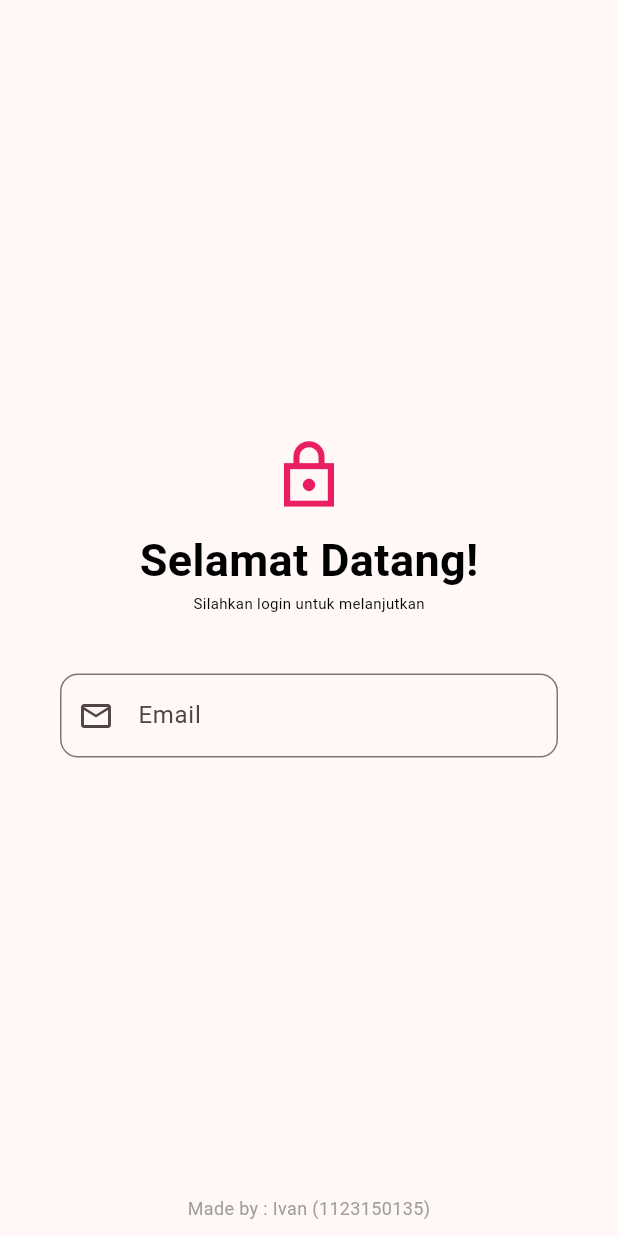
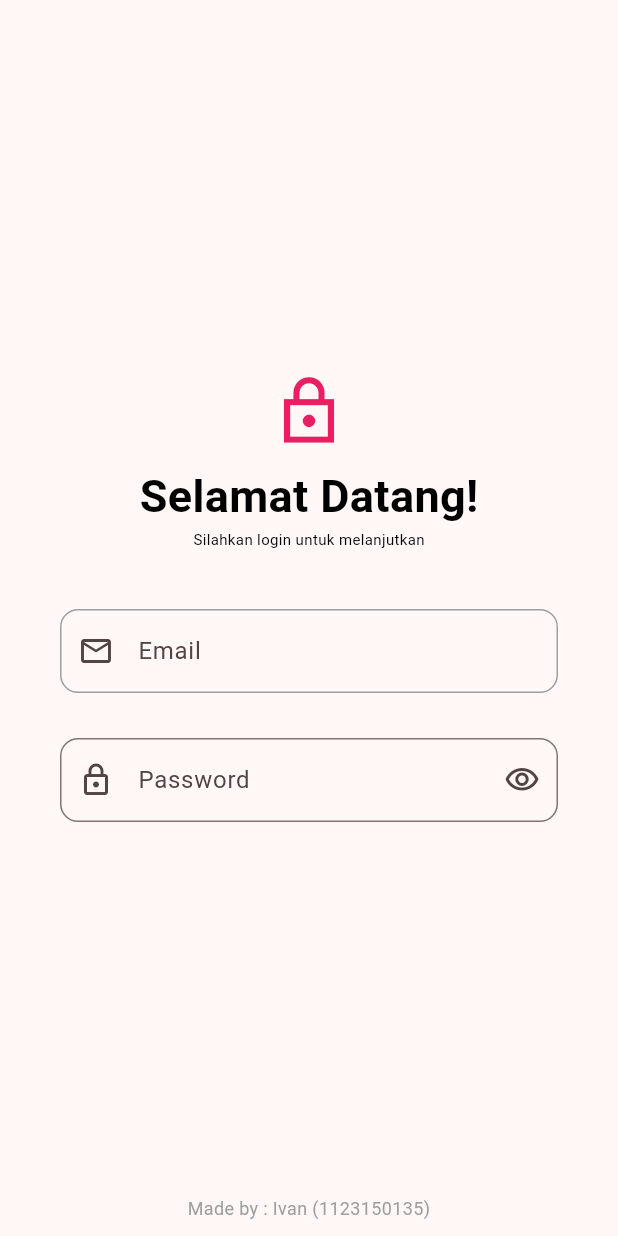
Before and after one commit to GUYwithPTSD/KB1179-1123150135-uts, a Flutter app: the screen it shows after launch, on a phone screen of 412 x 824 dp. Run offline on Flutter 3.47's test engine with Material 3 defaults, Android fonts, the phone set to English and light mode, and no system bars.

Commit message:
membuat text field mengisi password

```diff
--- a/lib/login.dart
+++ b/lib/login.dart
@@ -50,6 +50,29 @@ class Login extends StatelessWidget {
                     border: OutlineInputBorder(
                       borderRadius: BorderRadius.all(Radius.circular(12.0)),
                     ),
+                    enabledBorder: OutlineInputBorder(
+                      borderSide: BorderSide(color: Colors.grey),
+                      borderRadius: BorderRadius.all(Radius.circular(12.0)),
+                    ),
+                    focusedBorder: OutlineInputBorder(
+                      borderSide: BorderSide(
+                        color: const Color.fromARGB(255, 124, 23, 23),
+                        width: 2.0,
+                      ),
+                      borderRadius: BorderRadius.all(Radius.circular(12.0)),
+                    ),
+                  ),
+                ),
+                SizedBox(height: 30.0),
+                TextField(
+                  decoration: InputDecoration(
+                    labelText: 'Password',
+                    hintText: 'Masukkan password anda',
+                    prefixIcon: Icon(Icons.lock_outlined),
+                    suffixIcon: Icon(Icons.visibility_outlined),
+                    border: OutlineInputBorder(
+                      borderRadius: BorderRadius.all(Radius.circular(12.0)),
+                    ),
                   ),
                 ),
               ],
```
